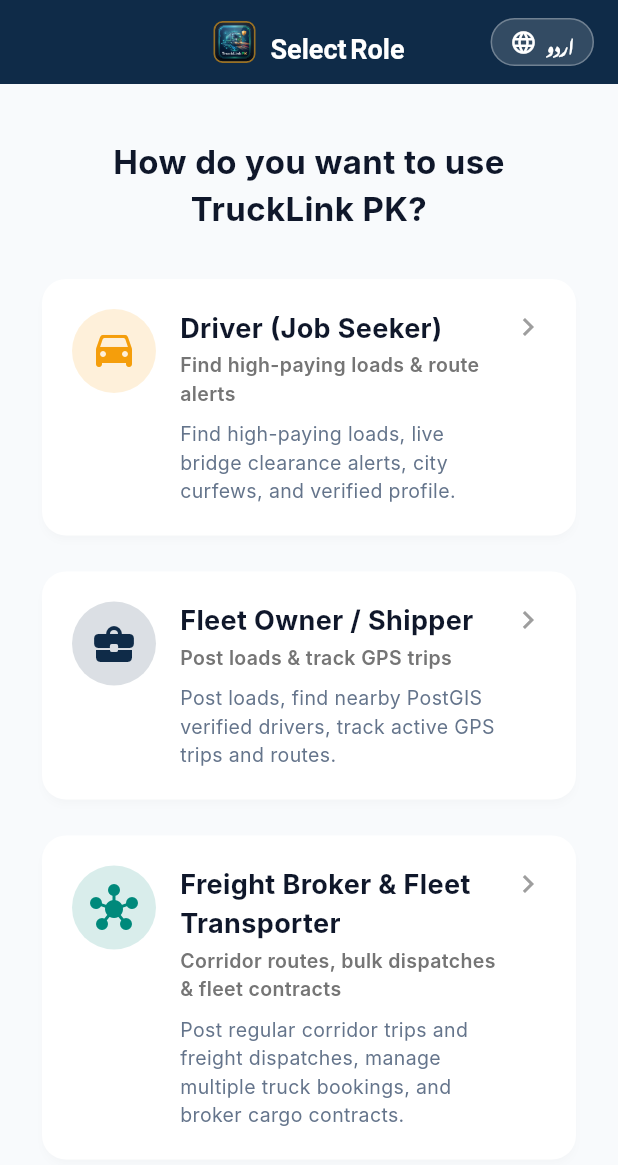
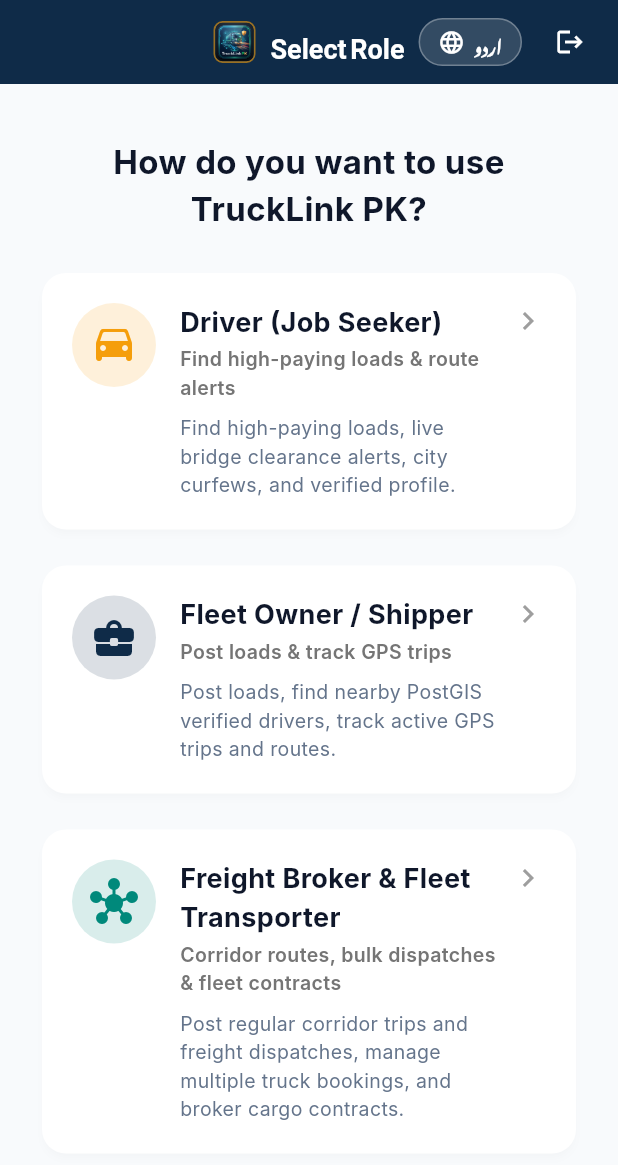
Before and after one commit to Omaish21/Truckerweb, a Flutter app: the RoleSelectionScreen screen opened by its route, on a phone screen of 412 x 824 dp. Shown: the top 1165 px of the screen. Run offline on Flutter 3.47's test engine with Material 3 defaults, Android fonts, the phone set to English and light mode, and no system bars; our stand-ins replace cloud_firestore, firebase_auth, firebase_core, firebase_messaging, firebase_storage, go_router and 2 more; missing offline and left inert: dart:html, dart:js_interop, firebase_auth_platform_interface, pointer_interceptor; accounts and stored records are empty; Roboto replaces fonts that are missing (Inter, Noto Nastaliq Urdu, Outfit).

Commit message:
feat: show contact number on role selection, post load form, and loads feed

```diff
--- a/lib/features/auth/presentation/screens/role_selection_screen.dart
+++ b/lib/features/auth/presentation/screens/role_selection_screen.dart
@@ -1,7 +1,9 @@
 import 'package:flutter/material.dart';
 import 'package:go_router/go_router.dart';
 import '../../../../core/providers/app_scope.dart';
+import '../../../../core/services/firebase_service.dart';
 import '../../../../core/theme/colors.dart';
+import '../../../../core/utils/formatters.dart';
 import '../../../../core/widgets/app_logo.dart';
 import '../../../../core/widgets/language_toggle_button.dart';
 import '../../../../l10n/app_localizations.dart';
@@ -13,6 +15,12 @@ class RoleSelectionScreen extends StatelessWidget {
   Widget build(BuildContext context) {
     final l10n = AppLocalizations.of(context)!;
     final isUrdu = Localizations.localeOf(context).languageCode == 'ur';
+
+    final authPhone = context.auth.state.userProfile?.phone.isNotEmpty == true
+        ? context.auth.state.userProfile!.phone
+        : (context.auth.state.phoneNumber ??
+            FirebaseService.instance.auth?.currentUser?.phoneNumber ??
+            '');
 
     return Scaffold(
       backgroundColor: AppColors.backgroundLight,
@@ -26,13 +34,22 @@ class RoleSelectionScreen extends StatelessWidget {
           ],
         ),
         centerTitle: true,
-        actions: const [
-          Padding(
-            padding: EdgeInsets.symmetric(horizontal: 16.0),
+        actions: [
+          const Padding(
+            padding: EdgeInsets.symmetric(horizontal: 8.0),
             child: Center(
               child: LanguageToggleButton(),
             ),
           ),
+          IconButton(
+            icon: const Icon(Icons.logout, size: 20),
+            tooltip: isUrdu ? 'لاگ آؤٹ' : 'Logout',
+            onPressed: () {
+              context.authActions.logout();
+              context.go('/login');
+            },
+          ),
+          const SizedBox(width: 8),
         ],
       ),
       body: SafeArea(
@@ -51,7 +68,42 @@ class RoleSelectionScreen extends StatelessWidget {
                 ),
                 textAlign: TextAlign.center,
               ),
-              const SizedBox(height: 28),
+
+              // Active Contact Number Badge
+              if (authPhone.isNotEmpty) ...[
+                const SizedBox(height: 10),
+                Center(
+                  child: Container(
+                    padding: const EdgeInsets.symmetric(horizontal: 14, vertical: 6),
+                    decoration: BoxDecoration(
+                      color: AppColors.primary.withValues(alpha: 0.08),
+                      borderRadius: BorderRadius.circular(20),
+                      border: Border.all(color: AppColors.primary.withValues(alpha: 0.25)),
+                    ),
+                    child: Row(
+                      mainAxisSize: MainAxisSize.min,
+                      children: [
+                        const Icon(Icons.phone_android, size: 16, color: AppColors.primary),
+                        const SizedBox(width: 6),
+                        Text(
+                          isUrdu
+                              ? 'رابطہ نمبر: ${AppFormatters.formatPakistaniPhoneNumber(authPhone)}'
+                              : 'Contact Number: ${AppFormatters.formatPakistaniPhoneNumber(authPhone)}',
+                          style: const TextStyle(
+                            fontSize: 13,
+                            fontWeight: FontWeight.w600,
+                            color: AppColors.primary,
+                          ),
+                        ),
+                        const SizedBox(width: 6),
+                        const Icon(Icons.verified, size: 15, color: AppColors.success),
+                      ],
+                    ),
+                  ),
+                ),
+              ],
+
+              const SizedBox(height: 24),
 
               // 1. Driver Card
               _RoleCard(
```
Also changed, not shown: lib/features/loads/presentation/screens/loads_feed_screen.dart (+28 -0 lines), lib/features/loads/presentation/screens/post_load_screen.dart (+39 -0 lines).
